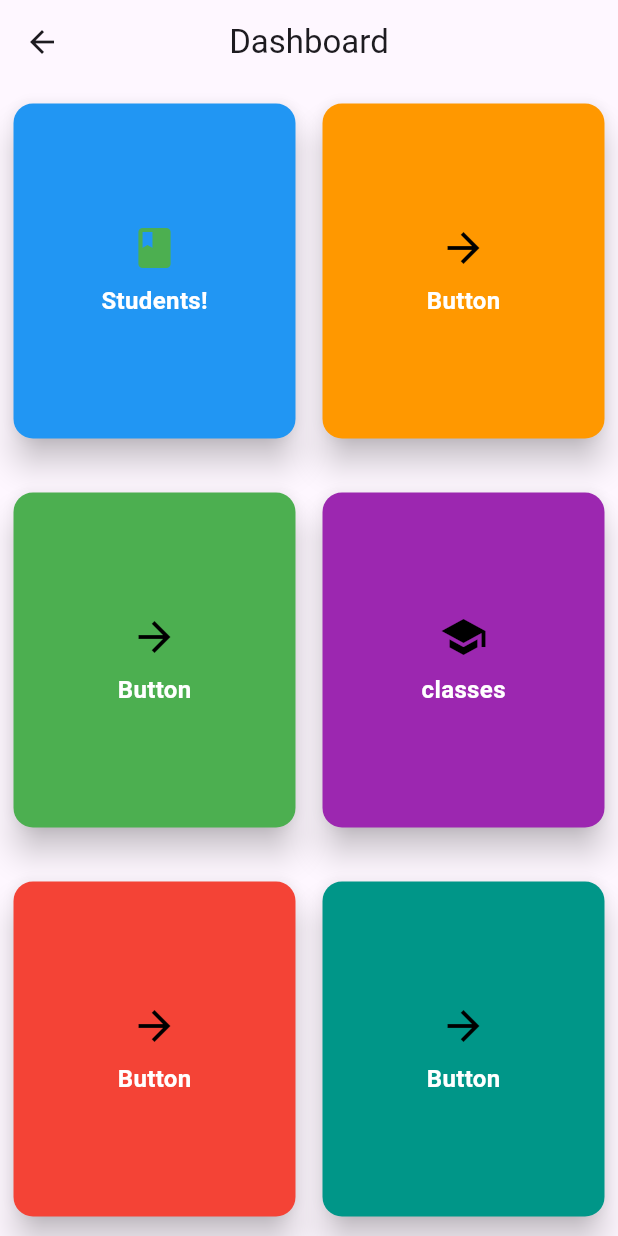
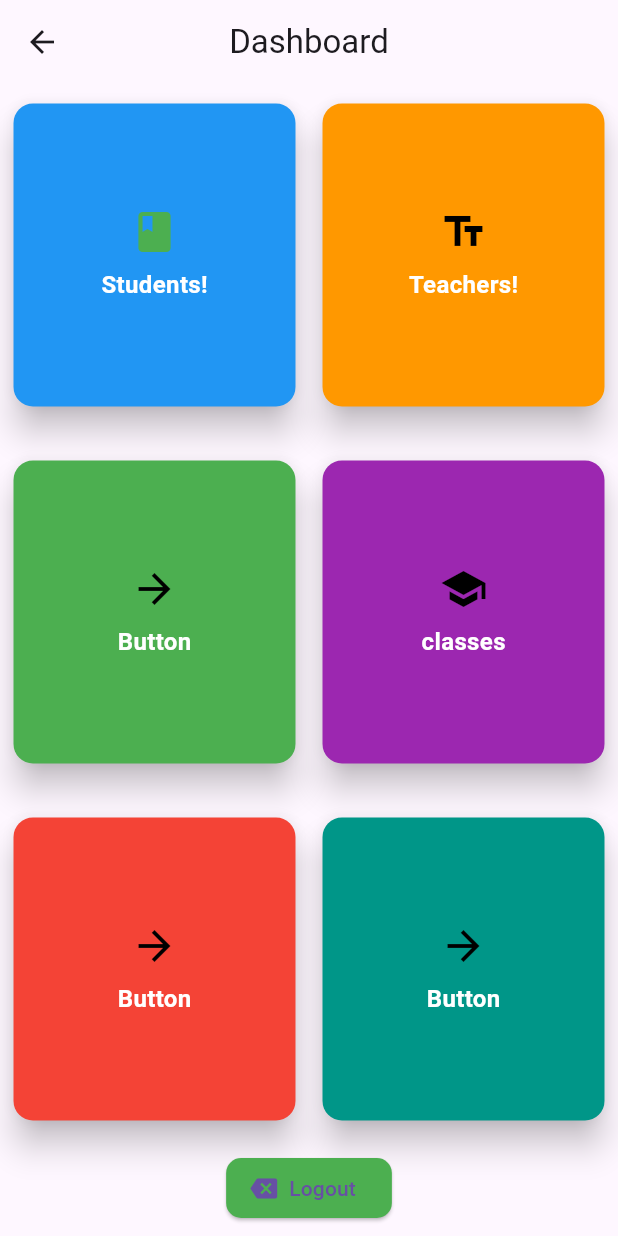
Before and after one commit to Abbaz17/school_management_system, a Flutter app: the Dashboard screen opened directly, on a phone screen of 412 x 824 dp. Run offline on Flutter 3.47's test engine with Material 3 defaults, Android fonts, the phone set to English and light mode, and no system bars.

Commit message:
adedd teachers data

```diff
--- a/lib/main.dart
+++ b/lib/main.dart
@@ -2,6 +2,7 @@ import 'package:flutter/material.dart';
 
 import 'screens/login_screen.dart';
 import 'screens/screens.dart';
+import 'screens/teacher_registration.dart';
 
 void main() {
   runApp(const MyApp());
@@ -19,7 +20,7 @@ class MyApp extends StatelessWidget {
       theme: ThemeData(
         primaryColor: Color(0xff3498db)
       ),
-      home: LoginScreen()
+      home: Dashboard()
     );
   }
 }
--- a/lib/screens/dashboard.dart
+++ b/lib/screens/dashboard.dart
@@ -20,7 +20,6 @@ class Dashboard extends StatelessWidget {
               children: [
                 Expanded(
                   child: CardBtn(
-
                     iconData: Icons.book,
                     title: "Students!",
                     backgroundColor: Colors.blue,
@@ -28,16 +27,21 @@ class Dashboard extends StatelessWidget {
                     iconColor: Colors.green,
                     onPressed: () {
                       // Add your onPressed logic here
-                      Navigator.push(context, MaterialPageRoute(builder: (_)=>StudentsScreen()));
+                      Navigator.push(context,
+                          MaterialPageRoute(builder: (_) => StudentsScreen()));
                     },
                   ),
                 ),
                 Expanded(
                   child: CardBtn(
+                    title: "Teachers!",
+                    iconData: Icons.text_fields,
                     backgroundColor: Colors.orange,
                     textColor: Colors.white,
                     onPressed: () {
                       // Add your onPressed logic here
+                      Navigator.push(context,
+                          MaterialPageRoute(builder: (_) => TeacherScreen()));
                     },
                   ),
                 ),
@@ -66,7 +70,8 @@ class Dashboard extends StatelessWidget {
                     backgroundColor: Colors.purple,
                     textColor: Colors.white,
                     onPressed: () {
-                      Navigator.push(context, MaterialPageRoute(builder: (_)=>ClassesScreen()));
+                      Navigator.push(context,
+                          MaterialPageRoute(builder: (_) => ClassesScreen()));
                     },
                   ),
                 ),
@@ -100,6 +105,18 @@ class Dashboard extends StatelessWidget {
               ],
             ),
           ),
+          Padding(
+            padding: const EdgeInsets.all(8.0),
+            child: ElevatedButton.icon(
+              onPressed:() => Navigator.push(context, MaterialPageRoute(builder: (_)=>LoginScreen())),
+              icon: Icon(Icons.backspace),
+              label: Text("Logout"),
+              style: ElevatedButton.styleFrom(
+                backgroundColor: Colors.green,
+                shape: RoundedRectangleBorder(borderRadius: BorderRadius.circular(10))
+              ),
+            ),
+          )
         ],
       ),
     );
--- a/lib/screens/screens.dart
+++ b/lib/screens/screens.dart
@@ -4,3 +4,5 @@ export 'dashboard.dart';
 export 'students_screen.dart';
 export 'student_list.dart';
 export 'classes_screen.dart';
+export 'teachers_screen.dart';
+export 'teacher_list.dart';
```
Also changed, not shown: lib/widgets/widgets.dart (line endings or trailing spaces).
